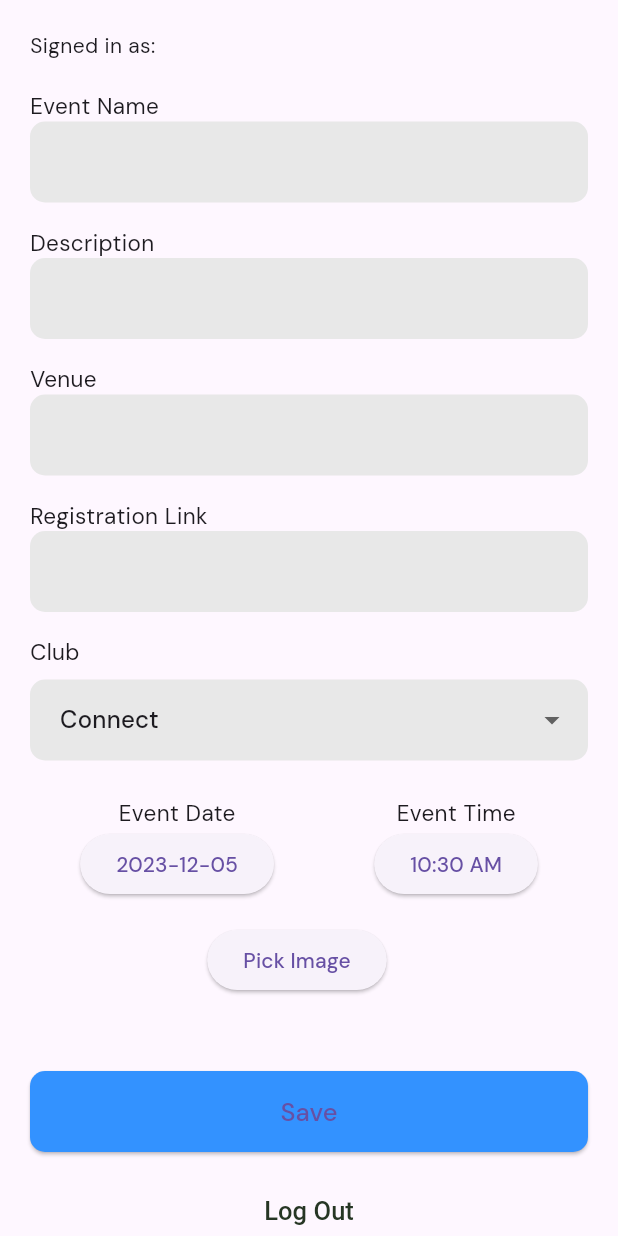
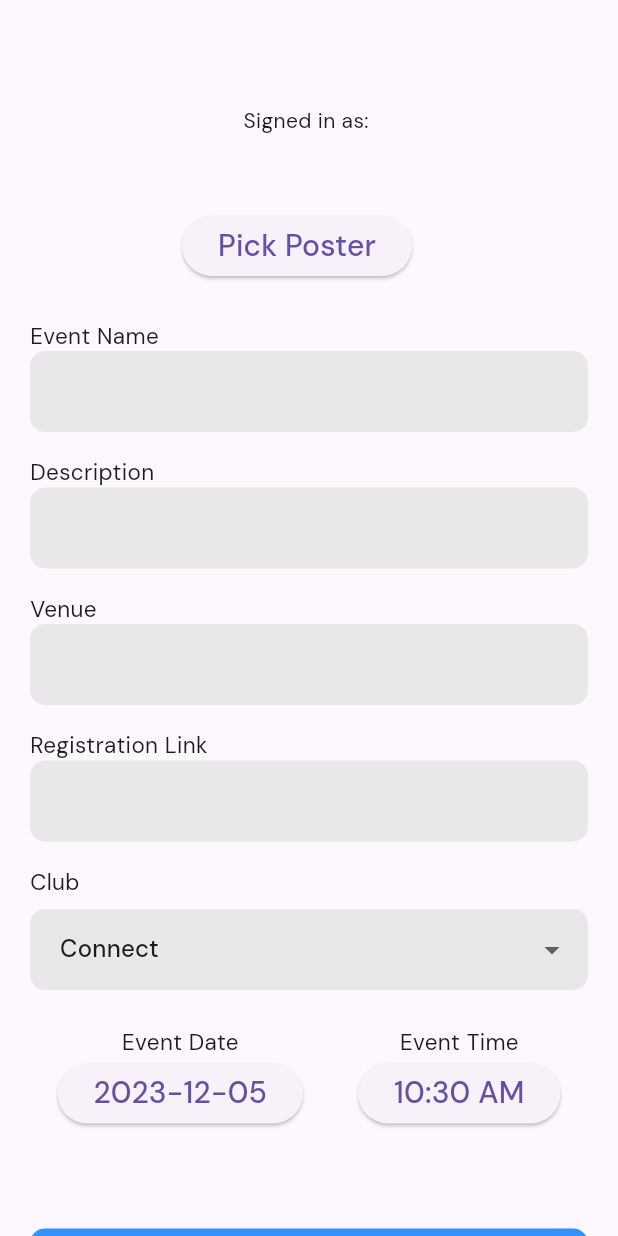
Before and after one commit to jasimrazi/Event-Lister, a Flutter app: the CreatePage screen opened directly, on a phone screen of 412 x 824 dp. Run offline on Flutter 3.47's test engine with Material 3 defaults, Android fonts, the light colour scheme and no system bars; our stand-ins replace cloud_firestore, firebase_auth, firebase_core, firebase_storage, google_fonts, image_picker; accounts and stored records are empty.

```diff
--- a/lib/pages/createpage.dart
+++ b/lib/pages/createpage.dart
@@ -1,8 +1,10 @@
 import 'dart:io';
+
+import 'package:flutter/material.dart';
 import 'package:firebase_auth/firebase_auth.dart';
 import 'package:cloud_firestore/cloud_firestore.dart';
 import 'package:firebase_storage/firebase_storage.dart';
-import 'package:flutter/material.dart';
+import 'package:flutter/services.dart';
 import 'package:image_picker/image_picker.dart';
 import 'package:intl/intl.dart';
 
@@ -26,6 +28,8 @@ class _CreatePageState extends State<CreatePage> {
   DateTime selectedDate = DateTime.now();
   TimeOfDay selectedTime = TimeOfDay.now();
   PickedFile? _image;
+
+  bool isLoading = false;
 
   @override
   void dispose() {
@@ -72,7 +76,7 @@ class _CreatePageState extends State<CreatePage> {
     }
   }
 
-  Future addEvent(
+  Future<void> addEvent(
     String eventName,
     String description,
     String venue,
@@ -81,12 +85,17 @@ class _CreatePageState extends State<CreatePage> {
     DateTime eventDateTime,
     PickedFile? image,
   ) async {
+    setState(() {
+      isLoading = true;
+    });
+
     final formattedDate = DateFormat('yyyy-MM-dd').format(eventDateTime);
     final formattedTime =
         '${eventDateTime.hour.toString().padLeft(2, '0')}:${eventDateTime.minute.toString().padLeft(2, '0')}';
 
     final imageUrl = await uploadImageToStorage();
 
+    try {
       await FirebaseFirestore.instance.collection('Events').add({
         'Event name': eventName,
         'Description': description,
@@ -99,7 +108,14 @@ class _CreatePageState extends State<CreatePage> {
       });
 
       showSnackBar('Event added successfully', context);
+    } catch (e) {
+      print('Error adding event: $e');
+    } finally {
+      setState(() {
+        isLoading = false;
+      });
 
+      // Clear fields and reset UI
       eventNameController.clear();
       descriptionController.clear();
       venueController.clear();
@@ -109,6 +125,7 @@ class _CreatePageState extends State<CreatePage> {
         selectedTime = TimeOfDay.now();
         _image = null;
       });
+    }
   }
 
   void showSnackBar(String message, BuildContext context) {
@@ -159,11 +176,39 @@ class _CreatePageState extends State<CreatePage> {
     final userEmail = user?.email ?? "No user";
 
     return Scaffold(
-      body: ListView(
+      body: Stack(
+        children: [
+          ListView(
             padding: EdgeInsets.all(20.0),
             children: [
-          Text("Signed in as: $userEmail"),
-          SizedBox(height: 20),
+              SizedBox(height: 50),
+              Align(
+                alignment: Alignment.center,
+                child: Text("Signed in as: $userEmail"),
+              ),
+              SizedBox(height: 50),
+              Row(
+                mainAxisAlignment: MainAxisAlignment.center,
+                children: [
+                  ElevatedButton(
+                    onPressed: _getImage,
+                    child: Text(
+                      'Pick Poster',
+                      style: TextStyle(fontSize: 20),
+                    ),
+                  ),
+                  SizedBox(width: 16.0),
+                  if (_image != null)
+                    Image.file(
+                      File(_image!.path),
+                      height: 100,
+                      width: 100,
+                    ),
+                ],
+              ),
+              SizedBox(
+                height: 25,
+              ),
               Text(
                 'Event Name',
                 style: TextStyle(fontSize: 15),
@@ -187,6 +232,8 @@ class _CreatePageState extends State<CreatePage> {
                 style: TextStyle(fontSize: 15),
               ),
               TextField(
+                keyboardType: TextInputType.multiline,
+                maxLines: null,
                 controller: descriptionController,
                 decoration: InputDecoration(
                   filled: true,
@@ -285,7 +332,9 @@ class _CreatePageState extends State<CreatePage> {
                       ElevatedButton(
                         onPressed: () => _selectDate(context),
                         child: Text(
-                        '${DateFormat('yyyy-MM-dd').format(selectedDate)}'),
+                          '${DateFormat('yyyy-MM-dd').format(selectedDate)}',
+                          style: TextStyle(fontSize: 20),
+                        ),
                       ),
                     ],
                   ),
@@ -297,29 +346,16 @@ class _CreatePageState extends State<CreatePage> {
                       ),
                       ElevatedButton(
                         onPressed: () => _selectTime(context),
-                    child: Text('${selectedTime.format(context)}'),
+                        child: Text(
+                          '${selectedTime.format(context)}',
+                          style: TextStyle(fontSize: 20),
+                        ),
                       ),
                     ],
                   )
                 ],
               ),
               SizedBox(height: 16.0),
-          Row(
-            mainAxisAlignment: MainAxisAlignment.center,
-            children: [
-              ElevatedButton(
-                onPressed: _getImage,
-                child: Text('Pick Image'),
-              ),
-              SizedBox(width: 16.0),
-              if (_image != null)
-                Image.file(
-                  File(_image!.path),
-                  height: 100,
-                  width: 100,
-                ),
-            ],
-          ),
               SizedBox(height: 50.0),
               ElevatedButton(
                 onPressed: () {
@@ -367,6 +403,15 @@ class _CreatePageState extends State<CreatePage> {
               ),
             ],
           ),
+          if (isLoading)
+            Container(
+              color: Colors.black.withOpacity(0.5),
+              child: Center(
+                child: CircularProgressIndicator(),
+              ),
+            ),
+        ],
+      ),
     );
   }
 }
--- a/pubspec.yaml
+++ b/pubspec.yaml
@@ -40,6 +40,7 @@ dependencies:
   cloud_firestore: ^4.13.3
   firebase_storage: ^11.5.3
   image_picker: ^0.8.3
+  url_launcher: ^6.0.13
   google_fonts: ^6.1.0
   intl: ^0.18.1
 
```
Also changed, not shown: lib/pages/eventpage.dart (+32 -39 lines), pubspec.lock, 5 other files. Lines whose indentation alone changed are shown as unchanged.
